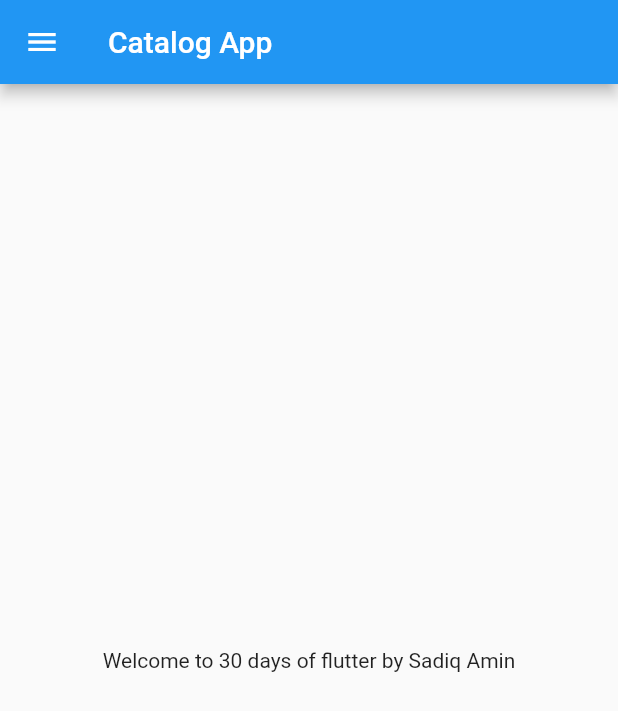
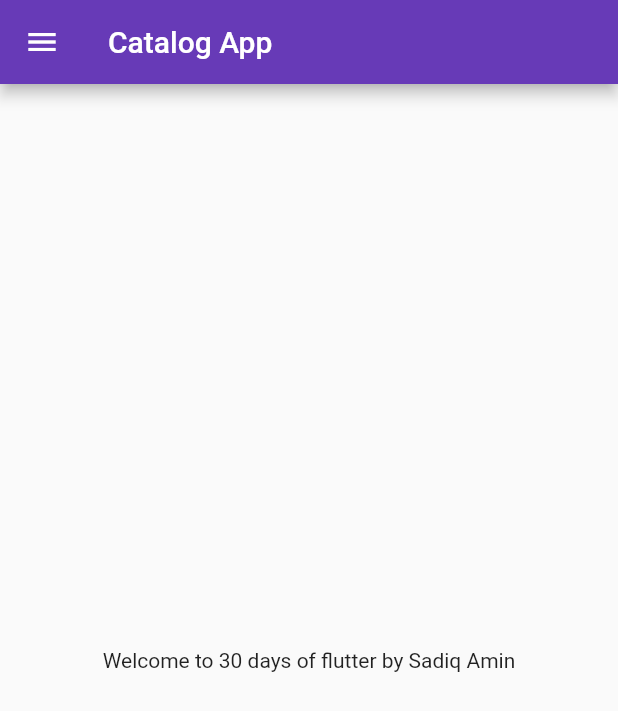
Before and after one commit to engrsadiq13/flutterin30days, a Flutter app: the screen it shows after launch, on a phone screen of 412 x 824 dp. Shown: the top 711 px of the screen. Run offline on Flutter 3.47's test engine with Material 2 defaults, Android fonts, the phone set to English and light mode, and no system bars.

Commit message:
day 3 completed

```diff
--- a/lib/main.dart
+++ b/lib/main.dart
@@ -1,15 +1,25 @@
 import 'package:flutter/material.dart';
-import 'package:flutter_catalog_1/home_page.dart';
+import 'package:flutter_catalog_1/pages/home_page.dart';
+import 'package:flutter_catalog_1/pages/login_page.dart';
 
 void main() {
   runApp(MyApp());
 }
 
 class MyApp extends StatelessWidget {
-
-
   @override
   Widget build(BuildContext context) {
-    return MaterialApp(home: HomePage());
+    return MaterialApp(
+      //home: HomePage(),
+      themeMode: ThemeMode.light,
+      theme: ThemeData(primarySwatch: Colors.deepPurple),
+      darkTheme: ThemeData(brightness: Brightness.dark),
+      initialRoute: "/Home",
+      routes: {
+        "/": (context) => LoginPage(),
+        "/Login": (context) => LoginPage(),
+        "/Home": (context) => HomePage(),
+      },
+    );
   }
 }
```
Also changed, not shown: lib/pages/login_page.dart (added, +17 -0 lines), lib/pages/home_page.dart (renamed from lib/home_page.dart).
